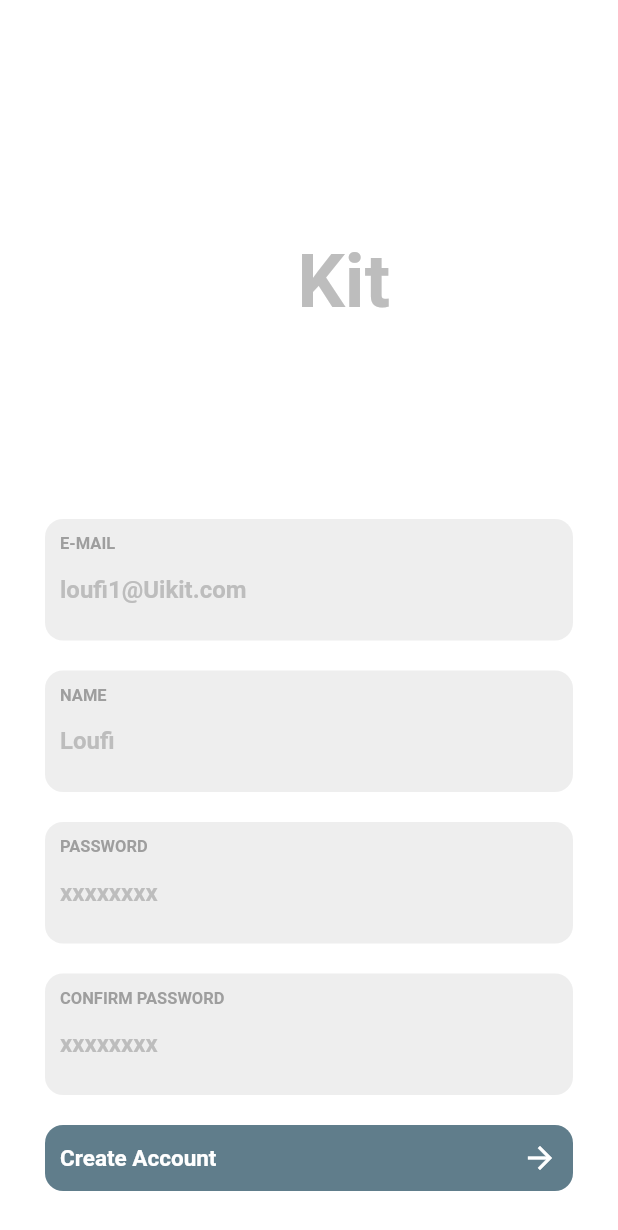
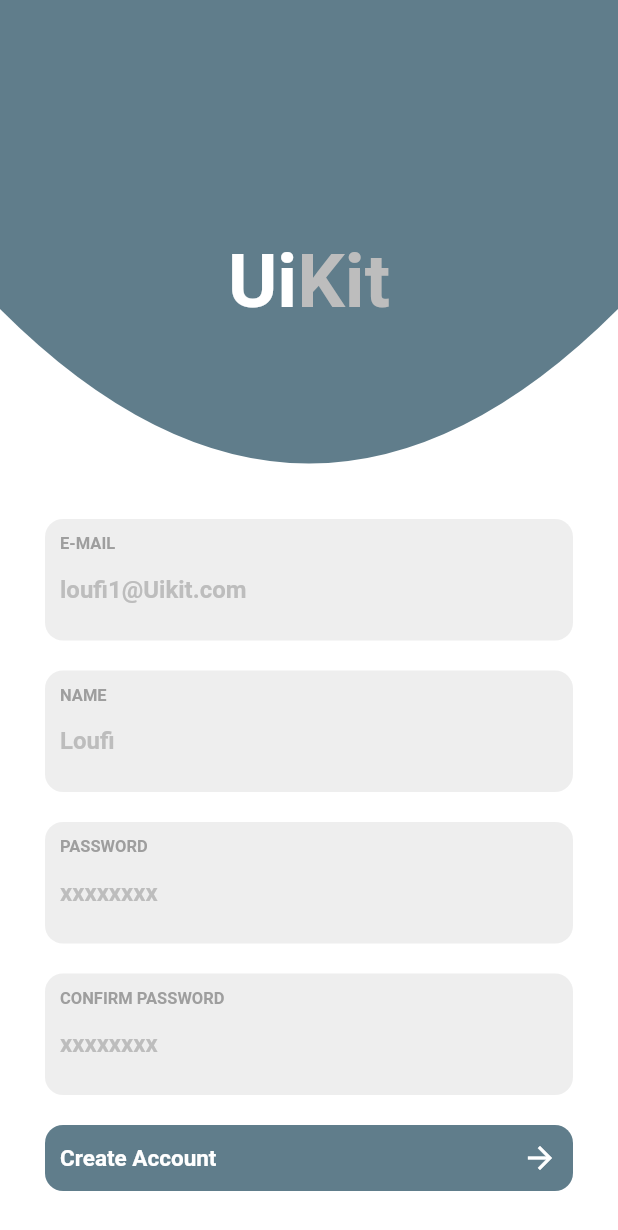
Before and after one commit to Loufi1/Flutter-Ui-Kit, a Flutter app: the CreateAccountPage screen opened directly, on a phone screen of 412 x 824 dp. Shown: the top 1230 px of the screen. Run offline on Flutter 3.47's test engine with Material 2 defaults, Android fonts, the phone set to English and light mode, and no system bars.

Commit message:
[-](createAccount) Fix page design

```diff
--- a/uikit/lib/pages/createAccount/createAccount.dart
+++ b/uikit/lib/pages/createAccount/createAccount.dart
@@ -2,15 +2,23 @@ import 'package:flutter/cupertino.dart';
 import 'package:flutter/material.dart';
 import 'package:uikit/pages/loginPage/loginTitle.dart';
 import 'package:uikit/pages/createAccount/createAccountForm.dart';
+import 'package:uikit/widgets/uikit-painter.dart';
 
 class CreateAccountPage extends StatelessWidget {
   @override
   Widget build(BuildContext context) {
+
+    double width = MediaQuery.of(context).size.width;
+    double height = MediaQuery.of(context).size.height;
+
     return Scaffold(
       backgroundColor: Colors.white,
       body: Stack(
         children: <Widget>[
           SingleChildScrollView(
+            child: CustomPaint(
+              size: Size(width, height),
+              painter: UikitPainter(),
               child: Container(
                 height: MediaQuery.of(context).size.height,
                 child: Padding(
@@ -25,6 +33,7 @@ class CreateAccountPage extends StatelessWidget {
                   ),
                 ),
               ),
+            ),
           )
         ],
       ),
```
Lines whose indentation alone changed are shown as unchanged.
